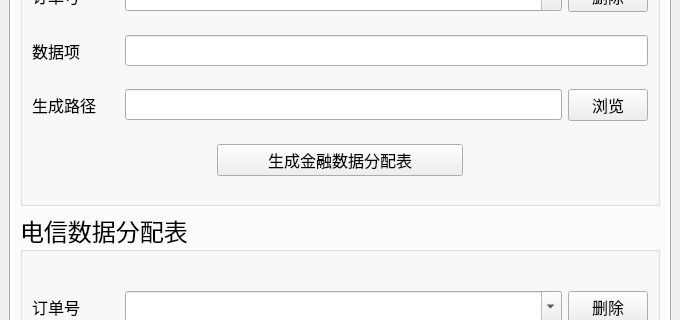
Qt form res/ui/main_window.ui (zelviner/data-handler) before a commit; both pictures show x 0 to 680 and y 172 to 492 of the 680 by 717 pixel window.
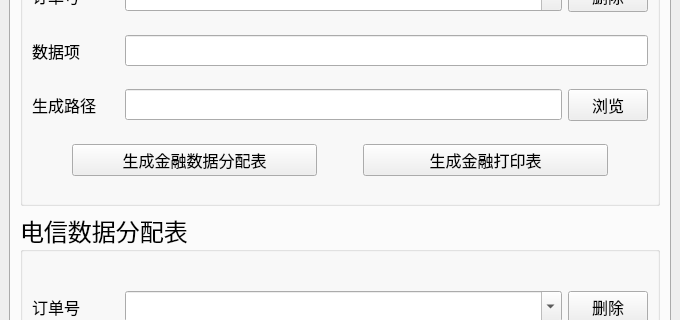
The same form after that commit. The open tabs and pages were chosen to show the change.

Commit message: feat(records): 新增金融打印生产数据表

```diff
--- a/res/ui/main_window.ui
+++ b/res/ui/main_window.ui
@@ -1488,7 +1488,7 @@
             </layout>
            </item>
            <item>
-            <layout class="QHBoxLayout" name="horizontalLayout_56" stretch="3,4,3">
+            <layout class="QHBoxLayout" name="horizontalLayout_22" stretch="0,1,0,1,0">
              <item>
               <spacer name="horizontalSpacer_39">
                <property name="orientation">
@@ -1521,6 +1521,38 @@
                </property>
               </widget>
              </item>
+             <item>
+              <spacer name="horizontalSpacer_41">
+               <property name="orientation">
+                <enum>Qt::Horizontal</enum>
+               </property>
+               <property name="sizeHint" stdset="0">
+                <size>
+                 <width>40</width>
+                 <height>20</height>
+                </size>
+               </property>
+              </spacer>
+             </item>
+             <item>
+              <widget class="QPushButton" name="finance_generating_print_btn">
+               <property name="font">
+                <font>
+                 <family>微软雅黑</family>
+                 <pointsize>12</pointsize>
+                </font>
+               </property>
+               <property name="text">
+                <string>生成金融打印表</string>
+               </property>
+               <property name="iconSize">
+                <size>
+                 <width>8</width>
+                 <height>8</height>
+                </size>
+               </property>
+              </widget>
+             </item>
              <item>
               <spacer name="horizontalSpacer_40">
                <property name="orientation">
```
Left out of the diff: 2 changed lines with no effect on the pictures. The commit also changes 6 other files.
